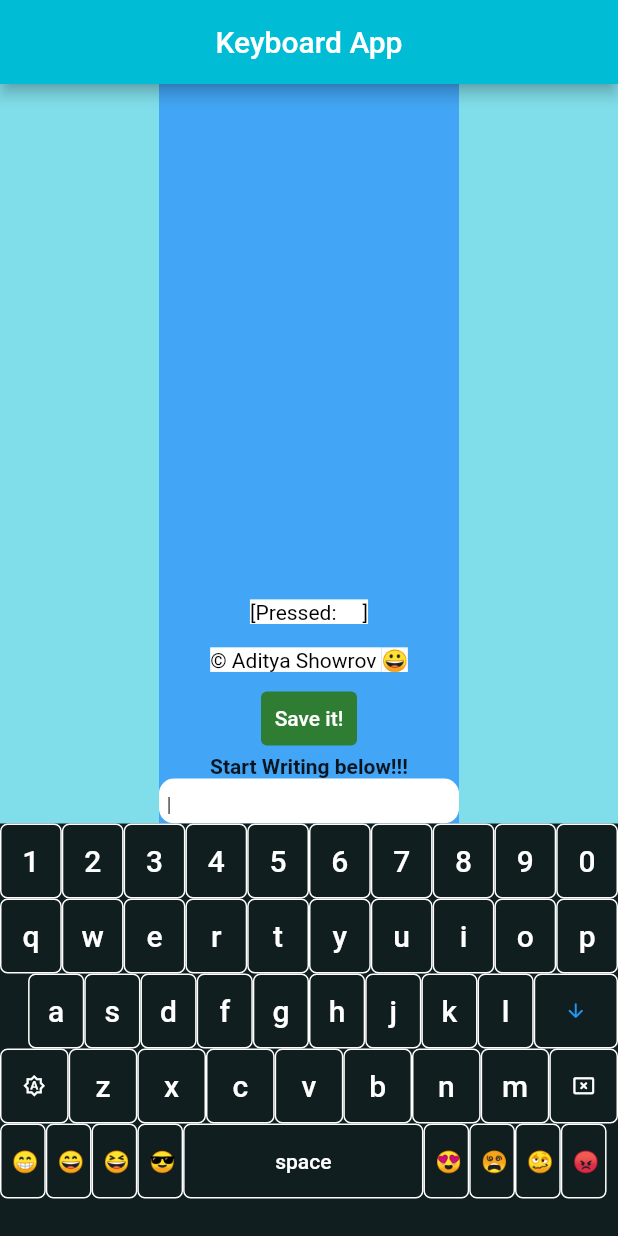
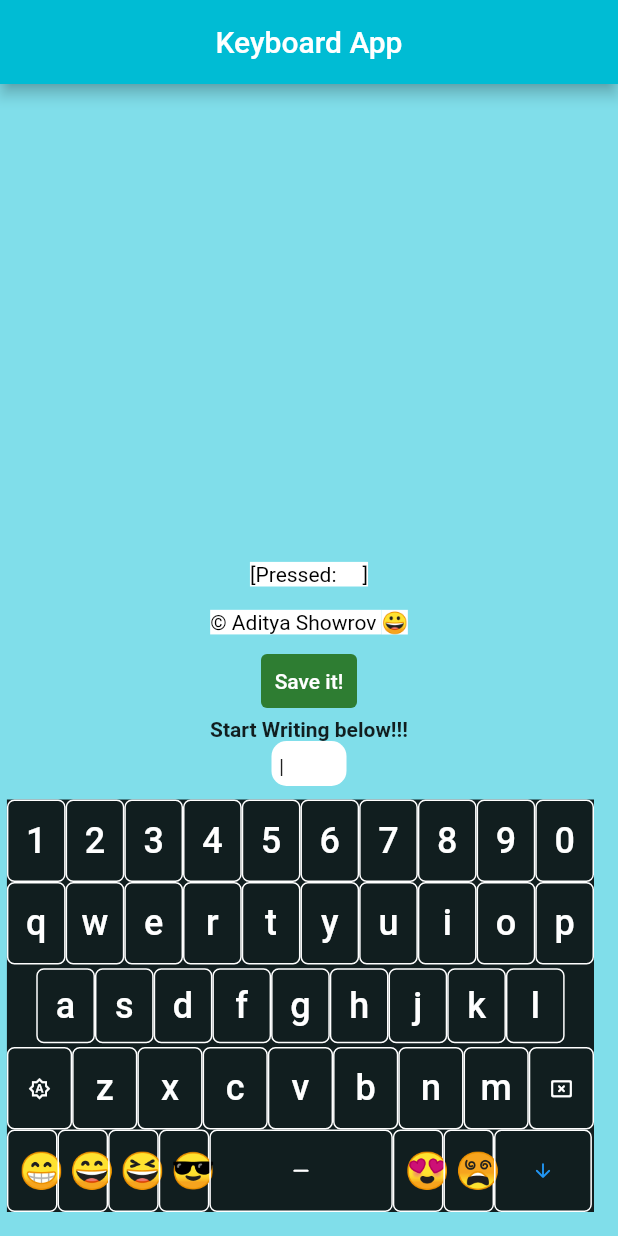
Before and after one commit to aditya995/flutterPractice, a Flutter app: the screen it shows after launch, on a phone screen of 412 x 824 dp. Run offline on Flutter 3.47's test engine with Material 2 defaults, Android fonts, the phone set to English and light mode, and no system bars.

Commit message:
Layout changed and global variables added

```diff
--- a/keyboard/lib/keyboard.dart
+++ b/keyboard/lib/keyboard.dart
@@ -13,7 +13,7 @@ class _MyKeyBoardState extends State<MyKeyBoard> {
   @override
   Widget build(BuildContext context) {
     var screenSize = MediaQuery.of(context).size;
-    var widthS = screenSize.width;
+    var widthS = screenSize.width - (screenSize.width / 20);
     var heightS = screenSize.height;
     return SafeArea(
       child: Scaffold(
@@ -22,121 +22,7 @@ class _MyKeyBoardState extends State<MyKeyBoard> {
           centerTitle: true,
           backgroundColor: Colors.cyan[500],
         ),
-        body: SingleChildScrollView(
-          reverse: true,
-          child: Container(
-            color: Colors.cyan[200],
-            constraints: BoxConstraints(
-              minHeight: heightS,
-            ),
-            child: Column(
-              children: [
-                //  Area Before keyboard  ****************************************************
-                Container(
-                  constraints: BoxConstraints(
-                    minHeight: (heightS - 275 < 0) ? 0 : heightS - 275,
-                    // maxHeight: 150,
-                  ),
-                  color: Colors.blue[400],
-                  child: Column(
-                    children: [
-                      //  Posts viewing container ******************************************
-                      SingleChildScrollView(
-                        reverse: true,
-                        scrollDirection: Axis.horizontal,
-                        child: Row(
-                          crossAxisAlignment: CrossAxisAlignment.start,
-                          children: [
-                            for (var i = 0; i < saved.length; i++)
-                              Container(
-                                constraints: BoxConstraints(
-                                  minWidth: 200,
-                                  minHeight: 30,
-                                  // maxHeight: 150,
-                                ),
-                                margin: EdgeInsets.all(5),
-                                padding: EdgeInsets.all(5),
-                                decoration: BoxDecoration(
-                                  color: Colors.white,
-                                  borderRadius: BorderRadius.circular(10),
-                                ),
-                                child: Text(
-                                  'Time when saved : ${timesOf_saved[i]}\n Post: Id#__${i + 1}\n${inputStr(saved[i])}',
-                                  overflow: TextOverflow.clip,
-                                  style: TextStyle(
-                                    fontWeight: FontWeight.w900,
-                                  ),
-                                ),
-                              ),
-                          ],
-                        ),
-                      ),
-                      SizedBox(
-                        height: heightS / 1.75,
-                      ),
-
-                      //  Display Current Button which is pressed !! *********************************************
-                      SizedBox(
-                        height: 55,
-                        width: 150,
-                        child: Text(
-                          '[Pressed:   ' +
-                              currentKey +
-                              '  ]\n\n\xA9 Aditya Showrov 😀',
-                          textAlign: TextAlign.center,
-                          style: TextStyle(
-                              color: Colors.black,
-                              backgroundColor: Colors.white),
-                        ),
-                      ),
-
-                      //  Save it button ***********************************************************
-                      TextButton(
-                        onPressed: () {
-                          setState(() {
-                            timesOf_saved.add(
-                                '${DateTime.now().hour}:${DateTime.now().minute}:${DateTime.now().second} (h/m/s), date: ${DateTime.now().month}/${DateTime.now().day}/${DateTime.now().year} (M/D/Y)');
-                            saved.add([...inputFields]);
-                            inputFields.clear();
-                          });
-                        },
-                        child: Text(
-                          'Save it!',
-                          style: TextStyle(color: Colors.white),
-                        ),
-                        style: TextButton.styleFrom(
-                            backgroundColor: Colors.green[800]),
-                      ),
-
-                      //  Heading Before Input area *******************************************
-                      Text(
-                        'Start Writing below!!!',
-                        style: TextStyle(
-                          fontWeight: FontWeight.w600,
-                        ),
-                      ),
-
-                      //  Input field ************************************************************
-                      Container(
-                        constraints: BoxConstraints(
-                          minWidth: 200,
-                          minHeight: 30,
-                          maxHeight: 150,
-                        ),
-                        padding: EdgeInsets.all(5),
-                        decoration: BoxDecoration(
-                          color: Colors.white,
-                          borderRadius: BorderRadius.circular(10),
-                        ),
-                        child: SingleChildScrollView(
-                            reverse: true,
-                            child: Text('${inputStr(inputFields)}|')),
-                      ),
-                    ],
-                  ),
-                ),
-
-                // Keys in the keyboard   ***************************************
+        floatingActionButton: // Keys in the keyboard   ***************************************
             Container(
           height: 275,
           width: widthS,
@@ -148,7 +34,7 @@ class _MyKeyBoardState extends State<MyKeyBoard> {
                 children: [
                   for (var i = 0; i < keysList1.length; i++)
                     SizedBox(
-                              height: 50,
+                      height: keyHeight,
                       width: widthS / keysList1.length,
                       child: TextButton(
                         onPressed: () {
@@ -170,12 +56,12 @@ class _MyKeyBoardState extends State<MyKeyBoard> {
                             ? Text(
                                 keysList1Cap[i],
                                 style: TextStyle(
-                                            color: Colors.white, fontSize: 20),
+                                    color: Colors.white, fontSize: keyfontSize),
                               )
                             : Text(
                                 keysList1[i],
                                 style: TextStyle(
-                                            color: Colors.white, fontSize: 20),
+                                    color: Colors.white, fontSize: keyfontSize),
                               ),
                         style: TextButton.styleFrom(
                           side: BorderSide(
@@ -197,7 +83,7 @@ class _MyKeyBoardState extends State<MyKeyBoard> {
                 children: [
                   for (var i = 0; i < keysList2.length; i++)
                     SizedBox(
-                              height: 50,
+                      height: keyHeight,
                       width: widthS / keysList2.length,
                       child: TextButton(
                         onPressed: () {
@@ -215,11 +101,9 @@ class _MyKeyBoardState extends State<MyKeyBoard> {
                           });
                         },
                         child: Text(
-                                  (cap == true)
-                                      ? keysList2Cap[i]
-                                      : keysList2[i],
+                          (cap == true) ? keysList2Cap[i] : keysList2[i],
                           style: TextStyle(
-                                      color: Colors.white, fontSize: 20),
+                              color: Colors.white, fontSize: keyfontSize),
                         ),
                         style: TextButton.styleFrom(
                           side: BorderSide(
@@ -240,26 +124,18 @@ class _MyKeyBoardState extends State<MyKeyBoard> {
               Row(
                 children: [
                   SizedBox(
+                    height: keyHeight,
                     width: (widthS / (keysList3.length + 1)) / 2,
                   ),
                   for (var i = 0; i < keysList3.length; i++)
                     SizedBox(
                       height: 50,
-                              width: (keysList3[i] == 'enter')
-                                  ? (widthS / (keysList3.length + 1)) +
-                                      ((widthS / (keysList3.length + 1)) / 2)
-                                  : widthS / (keysList3.length + 1),
+                      width: widthS / (keysList3.length + 1),
                       child: TextButton(
                         onPressed: () {
                           setState(() {
                             cap = checkLock || capTemp;
                             capTemp = false;
-                                    if (keysList3[i] == 'enter') {
-                                      inputFields.add('\n');
-                                      currentKey = (cap == false)
-                                          ? keysList3[i]
-                                          : keysList3Cap[i];
-                                    } else {
                             if (cap == true) {
                               inputFields.add(keysList3Cap[i]);
                               currentKey = keysList3Cap[i];
@@ -267,25 +143,15 @@ class _MyKeyBoardState extends State<MyKeyBoard> {
                               inputFields.add(keysList3[i]);
                               currentKey = keysList3[i];
                             }
-                                    }
+
                             cap = checkLock || capTemp;
                           });
                         },
-                                child: (keysList3[i].length < 2)
-                                    ? Text(
-                                        (cap == true)
-                                            ? keysList3Cap[i]
-                                            : keysList3[i],
+                        child: Text(
+                          (cap == true) ? keysList3Cap[i] : keysList3[i],
                           style: TextStyle(
-                                            color: Colors.white, fontSize: 20),
-                                      )
-                                    : (keysList3[i] == 'enter')
-                                        ? Icon(
-                                            Icons.arrow_downward_rounded,
-                                            color: Colors.blue,
-                                            size: 15,
-                                          )
-                                        : Text('??'),
+                              color: Colors.white, fontSize: keyfontSize),
+                        ),
                         style: TextButton.styleFrom(
                           side: BorderSide(
                             color: Colors.white,
@@ -306,7 +172,7 @@ class _MyKeyBoardState extends State<MyKeyBoard> {
                 children: [
                   for (var i = 0; i < keysList4.length; i++)
                     SizedBox(
-                              height: 50,
+                      height: keyHeight,
                       width: widthS / keysList4.length,
                       child: TextButton(
                         onPressed: () {
@@ -352,18 +218,15 @@ class _MyKeyBoardState extends State<MyKeyBoard> {
                         },
                         onLongPress: () {
                           setState(() {
-                                    if (keysList4[i] == 'delete')
-                                      inputFields.clear();
+                            if (keysList4[i] == 'delete') inputFields.clear();
                           });
                           print(inputFields);
                         },
                         child: (keysList4[i].length < 2)
                             ? Text(
-                                        (cap == true)
-                                            ? keysList4Cap[i]
-                                            : keysList4[i],
+                                (cap == true) ? keysList4Cap[i] : keysList4[i],
                                 style: TextStyle(
-                                            color: Colors.white, fontSize: 20),
+                                    color: Colors.white, fontSize: keyfontSize),
                               )
                             : (keysList4[i] == 'delete')
                                 ? Icon(
@@ -402,16 +265,24 @@ class _MyKeyBoardState extends State<MyKeyBoard> {
                 children: [
                   for (var i = 0; i < keysList5.length; i++)
                     SizedBox(
-                              height: 50,
+                      height: keyHeight,
                       width: (keysList5[i] == 'space')
-                                  ? (widthS / keysList5.length) * 3.5
-                                  : (widthS / keysList5.length) / 1.5,
+                          ? (widthS / keysList5.length) * 2.5
+                          : (keysList5[i] == 'enter')
+                              ? (widthS / (keysList5.length + 1)) +
+                                  ((widthS / (keysList5.length + 1)) / 2)
+                              : (widthS / keysList5.length) / 1.45,
                       child: TextButton(
                         onPressed: () {
                           setState(() {
                             cap = checkLock || capTemp;
                             capTemp = false;
-                                    if (keysList5[i] == 'space') {
+                            if (keysList5[i] == 'enter') {
+                              inputFields.add('\n');
+                              currentKey = (cap == false)
+                                  ? keysList5[i]
+                                  : keysList5Cap[i];
+                            } else if (keysList5[i] == 'space') {
                               inputFields.add(' ');
                               currentKey = (cap == false)
                                   ? keysList5[i]
@@ -428,11 +299,27 @@ class _MyKeyBoardState extends State<MyKeyBoard> {
                             cap = checkLock || capTemp;
                           });
                         },
-                                child: Text(
-                                  (cap == true)
-                                      ? keysList5Cap[i]
-                                      : keysList5[i],
-                                  style: TextStyle(color: Colors.white),
+                        child: (keysList5[i] == 'enter' ||
+                                keysList5[i] == 'space')
+                            ? (keysList5[i] == 'enter')
+                                ? Icon(
+                                    Icons.arrow_downward_rounded,
+                                    color: Colors.blue,
+                                    size: 15,
+                                  )
+                                : (keysList5[i] == 'space')
+                                    ? Icon(
+                                        Icons.horizontal_rule_rounded,
+                                        color: Colors.white,
+                                        size: 15,
+                                      )
+                                    : Text('')
+                            : Text(
+                                (cap == true) ? keysList5Cap[i] : keysList5[i],
+                                style: TextStyle(
+                                  fontSize: keyfontSize,
+                                  color: Colors.white,
+                                ),
                               ),
                         style: TextButton.styleFrom(
                           side: BorderSide(
@@ -450,6 +337,114 @@ class _MyKeyBoardState extends State<MyKeyBoard> {
             ],
           ),
         ),
+
+        // Body area ************************************************************
+        body: SingleChildScrollView(
+          reverse: true,
+          child: Container(
+            alignment: Alignment.bottomCenter,
+            color: Colors.cyan[200],
+            constraints: BoxConstraints(
+              minHeight: heightS,
+            ),
+            child:
+                //  Area Before keyboard  ****************************************************
+                Column(
+              children: [
+                //  Posts viewing container ******************************************
+                SingleChildScrollView(
+                  reverse: true,
+                  scrollDirection: Axis.horizontal,
+                  child: Row(
+                    crossAxisAlignment: CrossAxisAlignment.start,
+                    children: [
+                      for (var i = 0; i < saved.length; i++)
+                        Container(
+                          constraints: BoxConstraints(
+                            minWidth: 200,
+                            minHeight: 30,
+                            // maxHeight: 150,
+                          ),
+                          margin: EdgeInsets.all(5),
+                          padding: EdgeInsets.all(5),
+                          decoration: BoxDecoration(
+                            color: Colors.white,
+                            borderRadius: BorderRadius.circular(10),
+                          ),
+                          child: Text(
+                            'Time when saved : ${timesOf_saved[i]}\n Post: Id#__${i + 1}\n${inputStr(saved[i])}',
+                            overflow: TextOverflow.clip,
+                            style: TextStyle(
+                              fontWeight: FontWeight.w900,
+                            ),
+                          ),
+                        ),
+                    ],
+                  ),
+                ),
+                SizedBox(
+                  height: heightS / 3.75,
+                ),
+
+                //  Display Current Button which is pressed !! *********************************************
+                SizedBox(
+                  height: 55,
+                  width: 150,
+                  child: Text(
+                    '[Pressed:   ' +
+                        currentKey +
+                        '  ]\n\n\xA9 Aditya Showrov 😀',
+                    textAlign: TextAlign.center,
+                    style: TextStyle(
+                        color: Colors.black, backgroundColor: Colors.white),
+                  ),
+                ),
+
+                //  Save it button ***********************************************************
+                TextButton(
+                  onPressed: () {
+                    setState(() {
+                      timesOf_saved.add(
+                          '${DateTime.now().hour}:${DateTime.now().minute}:${DateTime.now().second} (h/m/s), date: ${DateTime.now().month}/${DateTime.now().day}/${DateTime.now().year} (M/D/Y)');
+                      saved.add([...inputFields]);
+                      inputFields.clear();
+                    });
+                  },
+                  child: Text(
+                    'Save it!',
+                    style: TextStyle(color: Colors.white),
+                  ),
+                  style:
+                      TextButton.styleFrom(backgroundColor: Colors.green[800]),
+                ),
+
+                //  Heading Before Input area *******************************************
+                Text(
+                  'Start Writing below!!!',
+                  style: TextStyle(
+                    fontWeight: FontWeight.w600,
+                  ),
+                ),
+
+                //  Input field ************************************************************
+                Container(
+                  constraints: BoxConstraints(
+                    minWidth: 50,
+                    maxWidth: widthS / 1.5,
+                    minHeight: 30,
+                    maxHeight: 150,
+                  ),
+                  padding: EdgeInsets.all(5),
+                  decoration: BoxDecoration(
+                    color: Colors.white,
+                    borderRadius: BorderRadius.circular(10),
+                  ),
+                  child: SingleChildScrollView(
+                      reverse: true, child: Text('${inputStr(inputFields)}|')),
+                ),
+                SizedBox(
+                  height: 300,
+                ),
               ],
             ),
           ),
--- a/keyboard/lib/vars.dart
+++ b/keyboard/lib/vars.dart
@@ -11,13 +11,23 @@ var cap = false;
 var capTemp = false;
 var capPressedNTimes = 0;
 var checkLock = false;
+/*
 
 // DateTime _now = DateTime.now();
 // DateTime.now().minute;
 // print('timestamp: ${_now.hour}:${_now.minute}:${_now.second}.${_now.millisecond}');
 
-// Textbutton style on click
+// TODO::Textbutton style on click
 
+*/
+
+// Key variables
+var keyHeight = 55.0;
+
+// Font settings
+var keyfontSize = 24.0;
+
+// Converting to String form list of string
 String inputStr(List a) {
   var str = '';
   a.forEach((element) {
@@ -63,8 +73,28 @@ var keysList2Cap = [
   'O',
   'P',
 ];
-var keysList3 = ['a', 's', 'd', 'f', 'g', 'h', 'j', 'k', 'l', 'enter'];
-var keysList3Cap = ['A', 'S', 'D', 'F', 'G', 'H', 'J', 'K', 'L', 'ENTER'];
+var keysList3 = [
+  'a',
+  's',
+  'd',
+  'f',
+  'g',
+  'h',
+  'j',
+  'k',
+  'l',
+];
+var keysList3Cap = [
+  'A',
+  'S',
+  'D',
+  'F',
+  'G',
+  'H',
+  'J',
+  'K',
+  'L',
+];
 var keysList4 = [
   'CapsOff',
   'z',
@@ -87,5 +117,5 @@ var keysList4Cap = [
   'M',
   'DELETE',
 ];
-var keysList5 = ['😁', '😄', '😆', '😎', 'space', '😍', '😵', '🥴', '😡'];
-var keysList5Cap = ['😱', '😭', '😒', '🙁', 'SPACE', '🙄', '😑', '😐', '🙂'];
+var keysList5 = ['😁', '😄', '😆', '😎', 'space', '😍', '😵', 'enter'];
+var keysList5Cap = ['😱', '😭', '😒', '🙁', 'SPACE', '🙄', '😑', 'Enter'];
```
Lines whose indentation alone changed are shown as unchanged.
